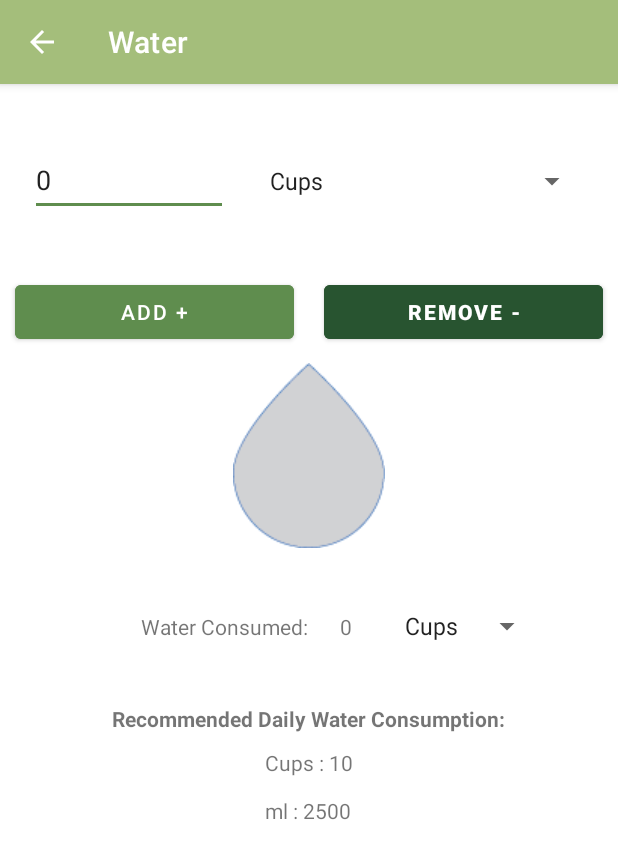
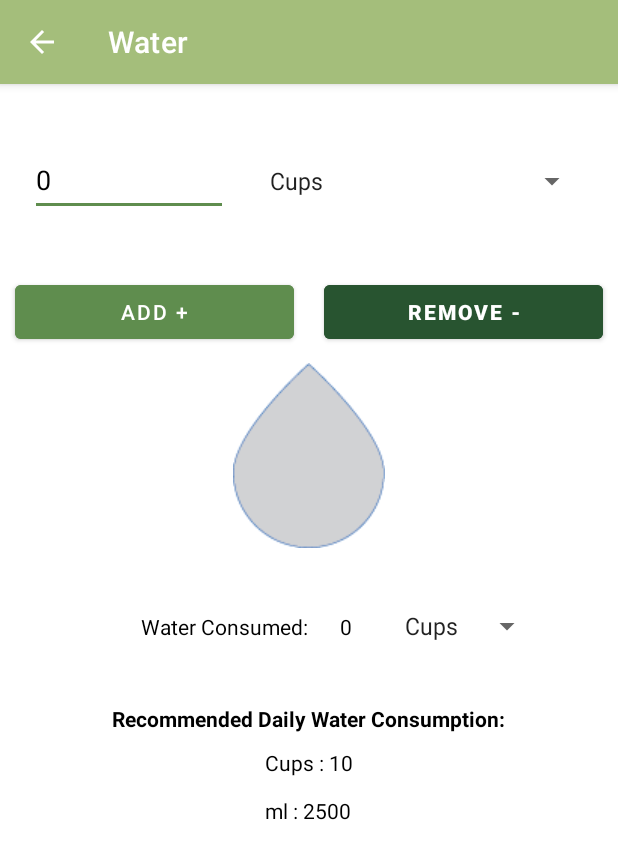
Before and after one commit to NateGrobe/mobile-final-project, an Android app: the Water screen opened directly, with no data from a screen before it, on a phone screen of 412 x 824 dp. Shown: the top 859 px of the screen. Run offline under Robolectric (Android 15) with nearby library versions, the phone set to English and light mode, and no system bars; Roboto replaces fonts that are not available here.

Commit message:
set water text to be black

```diff
--- a/app/src/main/res/layout/activity_water.xml
+++ b/app/src/main/res/layout/activity_water.xml
@@ -22,6 +22,7 @@
             android:layout_height="48dp"
             android:layout_weight="1"
             android:inputType="number"
+            android:textColor="@color/black"
             android:hint="Number" />
 
         <Spinner
@@ -81,6 +82,7 @@
             android:layout_marginStart="50dp"
             android:layout_weight="1"
             android:text="Water Consumed:"
+            android:textColor="@color/black"
             android:textAlignment="textEnd" />
 
         <TextView
@@ -90,6 +92,7 @@
             android:layout_weight="1"
             android:layout_marginEnd="5dp"
             android:textAlignment="center"
+            android:textColor="@color/black"
             android:text="0" />
         <Spinner
             android:id="@+id/outputUnitSpinner"
@@ -106,6 +109,7 @@
         android:layout_marginTop="40dp"
         android:text="@string/rec_header"
         android:textAlignment="center"
+        android:textColor="@color/black"
         android:textStyle="bold" />
 
     <TextView
@@ -113,6 +117,7 @@
         android:layout_height="wrap_content"
         android:layout_gravity="center"
         android:layout_marginTop="10dp"
+        android:textColor="@color/black"
         android:text="@string/rec_values" />
 
 
```
